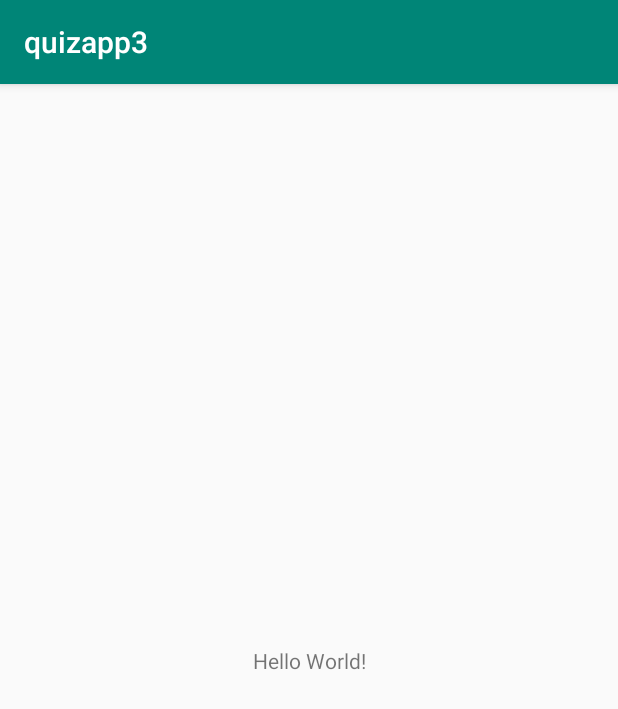
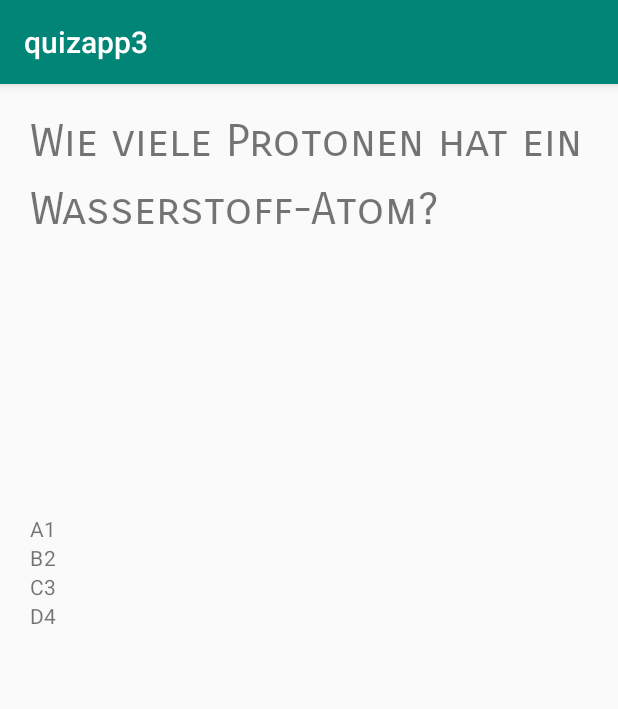
Before and after one commit to stefan3456/quizapp3, an Android app: the screen it shows after launch (MainActivity), on a phone screen of 412 x 824 dp. Shown: the top 709 px of the screen. Run offline under Robolectric (Android 15) with nearby library versions, the phone set to English and light mode, and no system bars.

Commit message:
Layout Fragen

```diff
--- a/app/src/main/res/layout/activity_main.xml
+++ b/app/src/main/res/layout/activity_main.xml
@@ -4,15 +4,98 @@
     xmlns:tools="http://schemas.android.com/tools"
     android:layout_width="match_parent"
     android:layout_height="match_parent"
+    android:background="#00D63636"
     tools:context=".MainActivity">
 
-    <TextView
-        android:layout_width="wrap_content"
-        android:layout_height="wrap_content"
-        android:text="Hello World!"
+    <LinearLayout
+        android:layout_width="match_parent"
+        android:layout_height="match_parent"
+        android:layout_marginStart="20dp"
+        android:layout_marginTop="20dp"
+        android:layout_marginEnd="20dp"
+        android:layout_marginBottom="20dp"
+        android:orientation="vertical"
         app:layout_constraintBottom_toBottomOf="parent"
-        app:layout_constraintLeft_toLeftOf="parent"
-        app:layout_constraintRight_toRightOf="parent"
-        app:layout_constraintTop_toTopOf="parent" />
+        app:layout_constraintEnd_toEndOf="parent"
+        app:layout_constraintStart_toStartOf="parent"
+        app:layout_constraintTop_toTopOf="parent">
+
+        <TextView
+            android:id="@+id/question"
+            android:layout_width="match_parent"
+            android:layout_height="400px"
+            android:fontFamily="sans-serif-smallcaps"
+            android:lineSpacingExtra="10sp"
+            android:text="Wie viele Protonen hat ein Wasserstoff-Atom?"
+            android:textSize="30sp" />
+
+        <LinearLayout
+            android:layout_width="match_parent"
+            android:layout_height="match_parent"
+            android:orientation="horizontal">
+
+            <LinearLayout
+                android:layout_width="wrap_content"
+                android:layout_height="wrap_content"
+                android:orientation="vertical">
+
+                <TextView
+                    android:id="@+id/a"
+                    android:layout_width="match_parent"
+                    android:layout_height="wrap_content"
+                    android:text="A" />
+
+                <TextView
+                    android:id="@+id/b"
+                    android:layout_width="match_parent"
+                    android:layout_height="wrap_content"
+                    android:text="B" />
+
+                <TextView
+                    android:id="@+id/c"
+                    android:layout_width="match_parent"
+                    android:layout_height="wrap_content"
+                    android:text="C" />
+
+                <TextView
+                    android:id="@+id/d"
+                    android:layout_width="match_parent"
+                    android:layout_height="wrap_content"
+                    android:text="D" />
+            </LinearLayout>
+
+            <LinearLayout
+                android:layout_width="wrap_content"
+                android:layout_height="wrap_content"
+                android:orientation="vertical">
+
+                <TextView
+                    android:id="@+id/answer1"
+                    android:layout_width="match_parent"
+                    android:layout_height="wrap_content"
+                    android:text="1" />
+
+                <TextView
+                    android:id="@+id/answer2"
+                    android:layout_width="match_parent"
+                    android:layout_height="wrap_content"
+                    android:text="2" />
+
+                <TextView
+                    android:id="@+id/answer3"
+                    android:layout_width="match_parent"
+                    android:layout_height="wrap_content"
+                    android:text="3" />
+
+                <TextView
+                    android:id="@+id/answer4"
+                    android:layout_width="match_parent"
+                    android:layout_height="wrap_content"
+                    android:text="4" />
+            </LinearLayout>
+
+        </LinearLayout>
+
+    </LinearLayout>
 
 </androidx.constraintlayout.widget.ConstraintLayout>
```
Also changed, not shown: app/src/main/java/a6br/quizapp3/MainActivity.java (line endings or trailing spaces).
